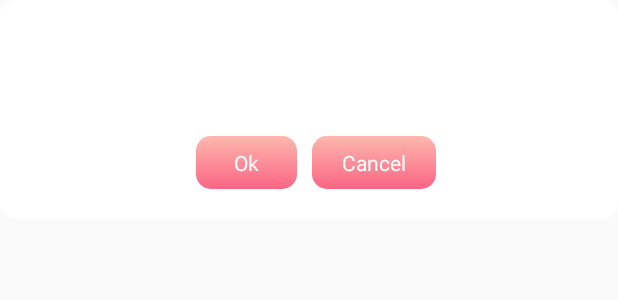
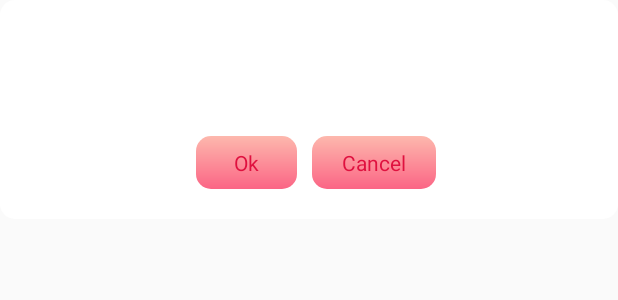
Before and after one commit to msain51s/DurgaJewellers, an Android app: the layout alert_prompt.xml on its own in the app's theme, with its tools: preview values and no code run, on a phone screen of 412 x 824 dp. Shown: the top 300 px of the screen. Run offline under Robolectric (Android 15) with nearby library versions, the phone set to English and light mode, and no system bars.

Commit message:
seventh upload from office_07-07-2017

```diff
--- a/app/src/main/java/com/sdj_jewellers/CartActivity.java
+++ b/app/src/main/java/com/sdj_jewellers/CartActivity.java
@@ -381,6 +381,7 @@ public class CartActivity extends BaseActivity implements ResponseListener {
                             JSONArray jsonArray = null;
                             String status = jsonObject1.getString("status");
                             if (status.equalsIgnoreCase("true")) {
+                                preference.setCART_COUNT(0);
                                 Intent intent=new Intent(CartActivity.this,ThanksActivity.class);
                                 startActivity(intent);
                             } else{
--- a/app/src/main/res/layout/alert_prompt.xml
+++ b/app/src/main/res/layout/alert_prompt.xml
@@ -43,7 +43,7 @@
         android:paddingBottom="8dp"
         android:textAllCaps="false"
         android:background="@drawable/btn_bg"
-        android:textColor="@color/white"
+        android:textColor="@color/btn_text_color"
         android:layout_gravity="center_horizontal"
         android:layout_margin="10dp"/>
 
@@ -58,7 +58,7 @@
             android:paddingBottom="8dp"
             android:textAllCaps="false"
             android:background="@drawable/btn_bg"
-            android:textColor="@color/white"
+            android:textColor="@color/btn_text_color"
             android:layout_gravity="center_horizontal"
            />
     </LinearLayout>
```
Also changed, not shown: app/src/main/java/com/sdj_jewellers/CategoryInfoActivity.java (+10 -4 lines), app/src/main/java/com/sdj_jewellers/SearchActivity.java (+7 -3 lines).
